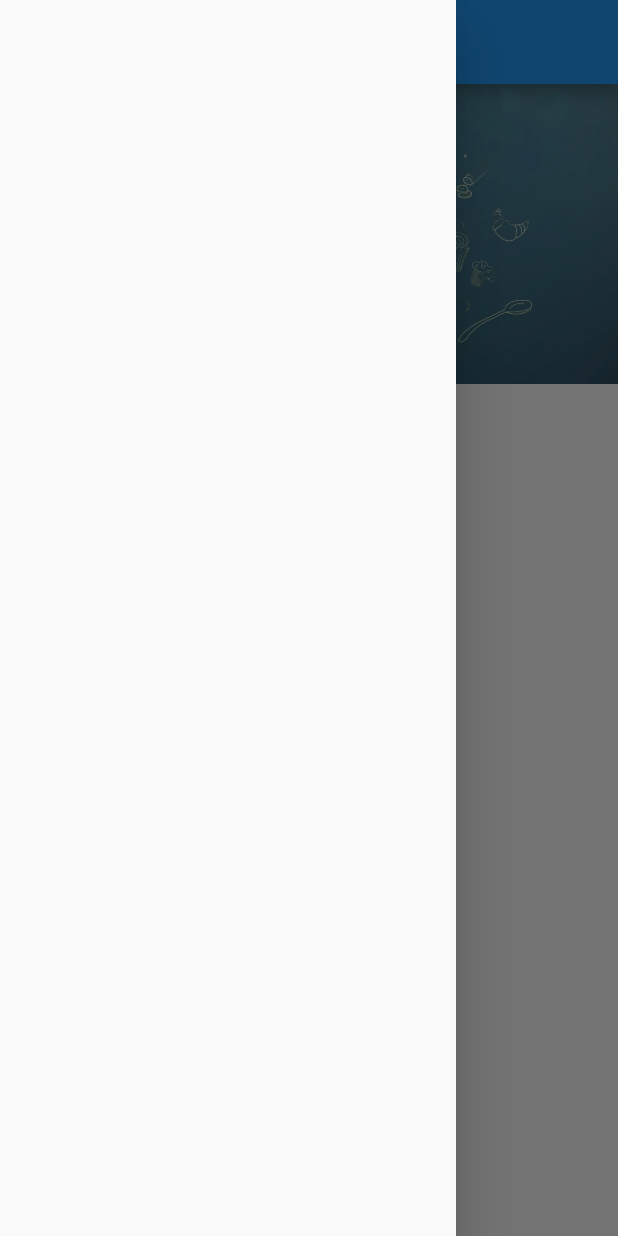
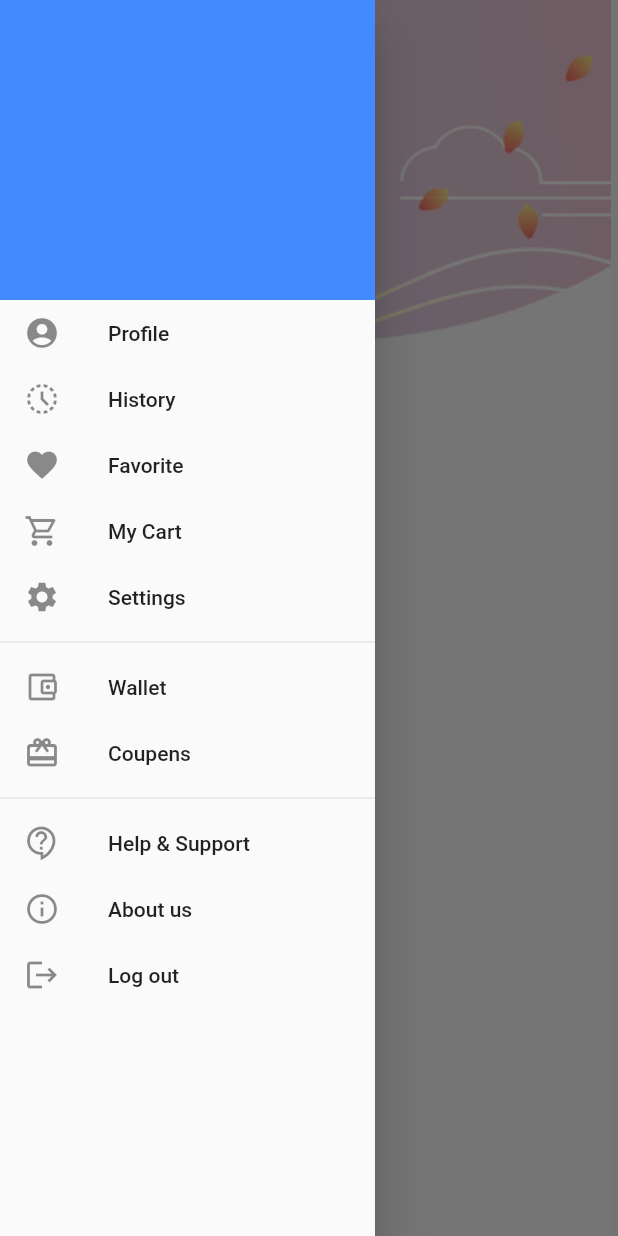
Before and after one commit to smitkachhadiya/myrestaurant, a Flutter app: the HomePageCenter screen opened directly, with the side drawer open, on a phone screen of 412 x 824 dp. Run offline on Flutter 3.47's test engine with Material 2 defaults, Android fonts, the phone set to English and light mode, and no system bars.

Commit message:
committed successfully

```diff
--- a/lib/HomePageCenter.dart
+++ b/lib/HomePageCenter.dart
@@ -1,5 +1,8 @@
 import 'package:flutter/cupertino.dart';
 import 'package:flutter/material.dart';
+import 'package:restaurant/HomePageNotifications.dart';
+import 'package:restaurant/HomePageProfile.dart';
+import 'package:restaurant/loginpage.dart';
 
 
 class HomePageCenter extends StatefulWidget {
@@ -13,27 +16,73 @@ class _HomePageCenterState extends State<HomePageCenter> {
     // TODO: implement build
 
     return Scaffold(
-      appBar: AppBar(),
       drawer: NavigationDrawer(),
-      body: Column(
-        children: [
-        Container(height: 200, width: double.infinity,
-          decoration: const BoxDecoration(
+      appBar: PreferredSize(
+        preferredSize: Size.fromHeight(200),
+        child: AppBar(
+          elevation: 0,
+          iconTheme: CupertinoIconThemeData(color: Colors.black),
+          backgroundColor: Colors.transparent,),
+      ),
+        extendBodyBehindAppBar: true,
+        body: DecoratedBox(
+          decoration: BoxDecoration(
             image: DecorationImage(
-                image: AssetImage("assets/images/home1.png"), fit: BoxFit.cover,),),
-          alignment: AlignmentDirectional.bottomStart,
-          padding: EdgeInsets.all(20),
-          child:Text("hello",style: TextStyle(fontSize: 30,color: Colors.white)),
-        )
-        ],
-      ),
-    );
+                image: AssetImage("assets/images/mainbg.png"),
+                fit: BoxFit.fitHeight),
+          ),
+          child: Column(
+            children: [
+            Container(height: 250, width: double.infinity,
+              alignment: AlignmentDirectional.bottomStart,
+              padding: EdgeInsets.only(left: 20,top : 90),
+              child: Column(
+                  crossAxisAlignment: CrossAxisAlignment.center,
+                  children: [
+                    Text(" Hello ,               ",style: TextStyle(fontSize: 30,color: Colors.black)),
+                    Text("What would you like to eat ?",style: TextStyle(fontSize: 15,color: Colors.black),)
+                  ],
+              ),
+            ),
+              Container(height: 150,),
+            ],
+          ),
+        ),
+      );
   }
 }
 
 class NavigationDrawer extends StatelessWidget{
   @override
   Widget build(BuildContext context) => Drawer(
-
+    width: 250,
+    child: Column(
+      children: [Padding(padding: EdgeInsets.zero),
+        Container(height: 200,color: Colors.blueAccent,),
+        Column(
+          crossAxisAlignment: CrossAxisAlignment.start,
+          children: [
+            ListTile(visualDensity: VisualDensity(horizontal: 0,vertical: -3),leading: Icon(Icons.account_circle),
+              title: Text("Profile"),
+              onTap: (){Navigator.push(
+                  context,MaterialPageRoute(builder: (context) => HomePageProfile()));},),
+            ListTile(visualDensity: VisualDensity(horizontal: 0,vertical: -3),leading: Icon(Icons.history_toggle_off), title: Text("History"), onTap: (){},),
+            ListTile(visualDensity: VisualDensity(horizontal: 0,vertical: -3),leading: Icon(Icons.favorite), title: Text("Favorite"), onTap: (){},),
+            ListTile(visualDensity: VisualDensity(horizontal: 0,vertical: -3),leading: Icon(Icons.shopping_cart_outlined),title: Text("My Cart"),onTap: (){},),
+            ListTile(visualDensity: VisualDensity(horizontal: 0,vertical: -3),leading: Icon(Icons.settings),title: Text("Settings"),onTap: (){},),
+            Divider(),
+            ListTile(visualDensity: VisualDensity(horizontal: 0,vertical: -3),leading: Icon(Icons.account_balance_wallet_outlined),title: Text("Wallet"),onTap: (){},),
+            ListTile(visualDensity: VisualDensity(horizontal: 0,vertical: -3),leading: Icon(Icons.wallet_giftcard_rounded),title: Text("Coupens"),onTap: (){},),
+            Divider(),
+            ListTile(visualDensity: VisualDensity(horizontal: 0,vertical: -3),leading: Icon(Icons.contact_support_outlined),title: Text("Help & Support"),onTap: (){},),
+            ListTile(visualDensity: VisualDensity(horizontal: 0,vertical: -3),leading: Icon(Icons.info_outlined),title: Text("About us"),onTap: (){},),
+            ListTile(visualDensity: VisualDensity(horizontal: 0,vertical: -3), leading: Icon(Icons.logout),
+              title: Text("Log out"),
+              onTap: (){Navigator.push(
+                  context,MaterialPageRoute(builder: (context) => loginpage()));},),
+          ],
+        )
+      ],
+    ),
   );
 }
--- a/pubspec.yaml
+++ b/pubspec.yaml
@@ -63,6 +63,7 @@ flutter:
   assets:
      - assets/images/img_1.png
      - assets/images/home1.png
+     - assets/images/mainbg.png
   #   - images/a_dot_ham.jpeg
 
   # An image asset can refer to one or more resolution-specific "variants", see
```
Also changed, not shown: assets/images/mainbg.png (added), assets/images/mainbg1.png (added), lib/homepage.dart (indentation only).
